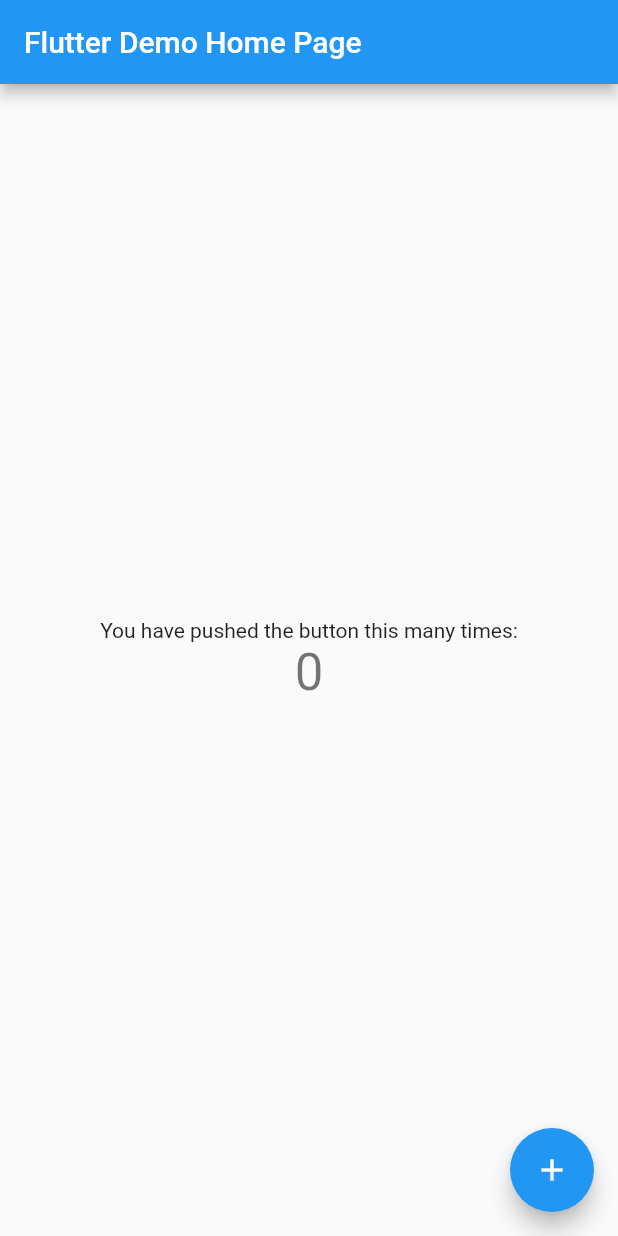
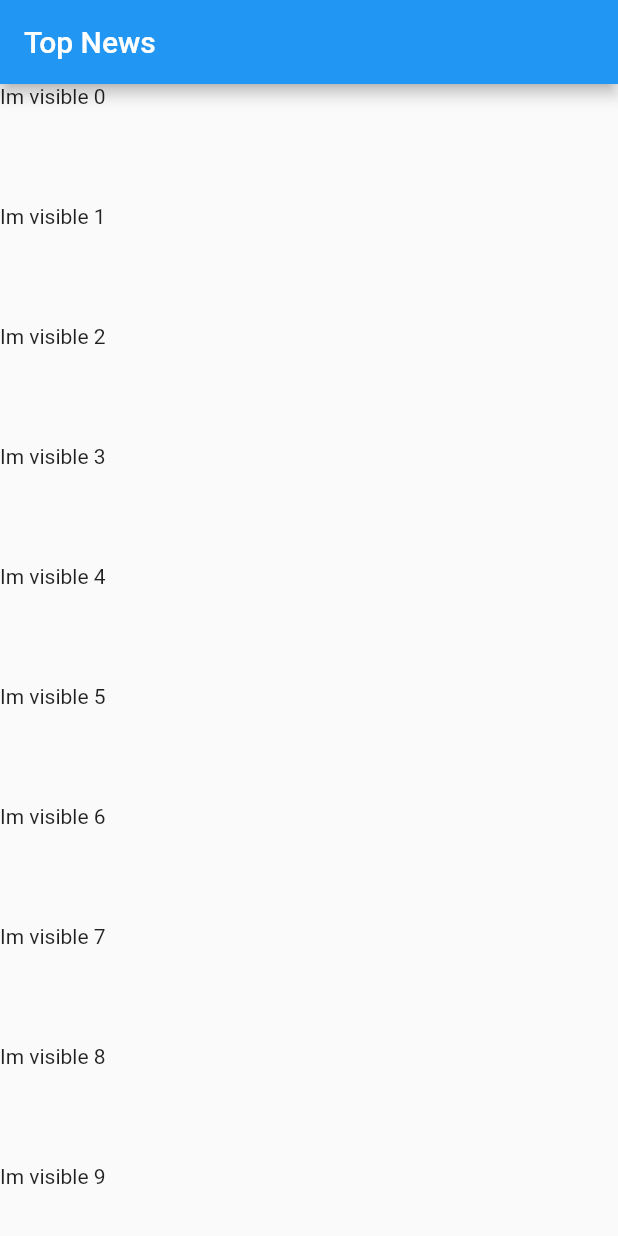
Before and after one commit to Jujubalandia/whatehack, a Flutter app: the screen it shows after launch, on a phone screen of 412 x 824 dp. Run offline on Flutter 3.47's test engine with Material 2 defaults, Android fonts, the phone set to English and light mode, and no system bars; our stand-ins replace sqflite; accounts and stored records are empty.

Commit message:
PoC Done with ListViewBuilder

```diff
--- a/lib/main.dart
+++ b/lib/main.dart
@@ -1,111 +1,6 @@
 import 'package:flutter/material.dart';
+import 'src/app.dart';
 
-void main() => runApp(MyApp());
-
-class MyApp extends StatelessWidget {
-  // This widget is the root of your application.
-  @override
-  Widget build(BuildContext context) {
-    return MaterialApp(
-      title: 'Flutter Demo',
-      theme: ThemeData(
-        // This is the theme of your application.
-        //
-        // Try running your application with "flutter run". You'll see the
-        // application has a blue toolbar. Then, without quitting the app, try
-        // changing the primarySwatch below to Colors.green and then invoke
-        // "hot reload" (press "r" in the console where you ran "flutter run",
-        // or simply save your changes to "hot reload" in a Flutter IDE).
-        // Notice that the counter didn't reset back to zero; the application
-        // is not restarted.
-        primarySwatch: Colors.blue,
-      ),
-      home: MyHomePage(title: 'Flutter Demo Home Page'),
-    );
-  }
+void main() {
+  runApp(App());
 }
-
-class MyHomePage extends StatefulWidget {
-  MyHomePage({Key key, this.title}) : super(key: key);
-
-  // This widget is the home page of your application. It is stateful, meaning
-  // that it has a State object (defined below) that contains fields that affect
-  // how it looks.
-
-  // This class is the configuration for the state. It holds the values (in this
-  // case the title) provided by the parent (in this case the App widget) and
-  // used by the build method of the State. Fields in a Widget subclass are
-  // always marked "final".
-
-  final String title;
-
-  @override
-  _MyHomePageState createState() => _MyHomePageState();
-}
-
-class _MyHomePageState extends State<MyHomePage> {
-  int _counter = 0;
-
-  void _incrementCounter() {
-    setState(() {
-      // This call to setState tells the Flutter framework that something has
-      // changed in this State, which causes it to rerun the build method below
-      // so that the display can reflect the updated values. If we changed
-      // _counter without calling setState(), then the build method would not be
-      // called again, and so nothing would appear to happen.
-      _counter++;
-    });
-  }
-
-  @override
-  Widget build(BuildContext context) {
-    // This method is rerun every time setState is called, for instance as done
-    // by the _incrementCounter method above.
-    //
-    // The Flutter framework has been optimized to make rerunning build methods
-    // fast, so that you can just rebuild anything that needs updating rather
-    // than having to individually change instances of widgets.
-    return Scaffold(
-      appBar: AppBar(
-        // Here we take the value from the MyHomePage object that was created by
-        // the App.build method, and use it to set our appbar title.
-        title: Text(widget.title),
-      ),
-      body: Center(
-        // Center is a layout widget. It takes a single child and positions it
-        // in the middle of the parent.
-        child: Column(
-          // Column is also layout widget. It takes a list of children and
-          // arranges them vertically. By default, it sizes itself to fit its
-          // children horizontally, and tries to be as tall as its parent.
-          //
-          // Invoke "debug painting" (press "p" in the console, choose the
-          // "Toggle Debug Paint" action from the Flutter Inspector in Android
-          // Studio, or the "Toggle Debug Paint" command in Visual Studio Code)
-          // to see the wireframe for each widget.
-          //
-          // Column has various properties to control how it sizes itself and
-          // how it positions its children. Here we use mainAxisAlignment to
-          // center the children vertically; the main axis here is the vertical
-          // axis because Columns are vertical (the cross axis would be
-          // horizontal).
-          mainAxisAlignment: MainAxisAlignment.center,
-          children: <Widget>[
-            Text(
-              'You have pushed the button this many times:',
-            ),
-            Text(
-              '$_counter',
-              style: Theme.of(context).textTheme.display1,
-            ),
-          ],
-        ),
-      ),
-      floatingActionButton: FloatingActionButton(
-        onPressed: _incrementCounter,
-        tooltip: 'Increment',
-        child: Icon(Icons.add),
-      ), // This trailing comma makes auto-formatting nicer for build methods.
-    );
-  }
-}
--- a/lib/src/app.dart
+++ b/lib/src/app.dart
@@ -1,4 +1,5 @@
 import 'package:flutter/material.dart';
+import 'screens/news_list.dart';
 
 class App extends StatelessWidget {
 
--- /dev/null
+++ b/lib/src/screens/news_list.dart
@@ -0,0 +1,39 @@
+import 'package:flutter/material.dart';
+import 'dart:async';
+
+class NewsList extends StatelessWidget {
+  Widget build(context) {
+    return Scaffold(
+      appBar: AppBar(
+        title: Text('Top News'),
+      ),
+      body: buildList(),
+    );
+  }
+
+  Widget buildList() {
+    return ListView.builder(
+      itemCount: 1000,
+      itemBuilder: (context, int index) {
+        return FutureBuilder(
+          future: getFuture(),
+          builder: (context, snapshot) {
+            return Container(
+              height: 80.0,
+              child: snapshot.hasData
+                  ? Text('Im visible $index')
+                  : Text('I havent fetch data yet $index'),
+            );
+          },
+        );
+      },
+    );
+  }
+
+  getFuture() {
+    return Future.delayed(
+      Duration(seconds: 2),
+      () => 'hi',
+    );
+  }
+}
```
